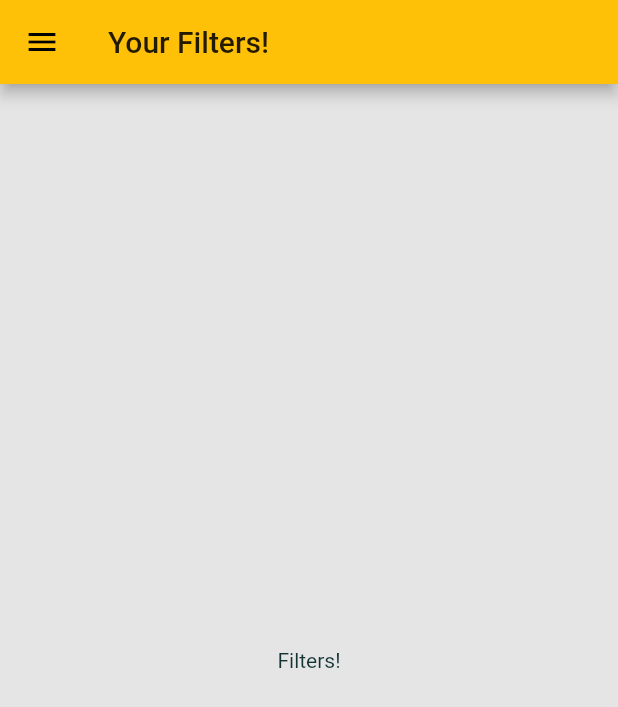
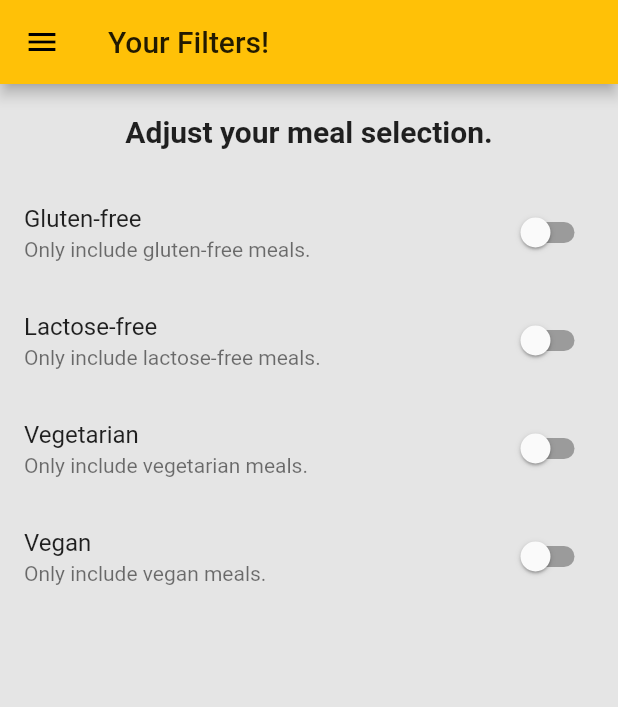
Before and after one commit to JaavierR/meals-app, a Flutter app: the FiltersScreen screen opened by its route, on a phone screen of 412 x 824 dp. Shown: the top 707 px of the screen. Run offline on Flutter 3.47's test engine with Material 2 defaults, Android fonts, the phone set to English and light mode, and no system bars; Roboto replaces fonts that are missing (Raleway, RobotoCondensed).

Commit message:
[177] Added filter switches

```diff
--- a/lib/screens/filters_screen.dart
+++ b/lib/screens/filters_screen.dart
@@ -2,8 +2,33 @@ import 'package:flutter/material.dart';
 
 import '../widgets/main_drawer.dart';
 
-class FiltersScreen extends StatelessWidget {
+class FiltersScreen extends StatefulWidget {
   static const routeName = '/filters';
+
+  @override
+  _FiltersScreenState createState() => _FiltersScreenState();
+}
+
+class _FiltersScreenState extends State<FiltersScreen> {
+  var _glutenFree = false;
+  var _vegetarian = false;
+  var _vegan = false;
+  var _lactoseFree = false;
+
+  Widget _buildSwitchListTile(
+    String title,
+    String description,
+    bool currentValue,
+    Function updateValue,
+  ) {
+    return SwitchListTile(
+      title: Text(title),
+      value: currentValue,
+      subtitle: Text(description),
+      onChanged: updateValue,
+    );
+  }
+
   @override
   Widget build(BuildContext context) {
     return Scaffold(
@@ -11,8 +36,69 @@ class FiltersScreen extends StatelessWidget {
         title: Text('Your Filters!'),
       ),
       drawer: MainDrawer(),
-      body: Center(
-        child: Text('Filters!'),
+      body: Column(
+        children: <Widget>[
+          Container(
+            padding: const EdgeInsets.all(20),
+            child: Text(
+              'Adjust your meal selection.',
+              style: Theme.of(context).textTheme.headline6,
+            ),
+          ),
+          Expanded(
+              child: ListView(
+            children: <Widget>[
+              _buildSwitchListTile(
+                'Gluten-free',
+                'Only include gluten-free meals.',
+                _glutenFree,
+                (value) {
+                  setState(
+                    () {
+                      _glutenFree = value;
+                    },
+                  );
+                },
+              ),
+              _buildSwitchListTile(
+                'Lactose-free',
+                'Only include lactose-free meals.',
+                _lactoseFree,
+                (value) {
+                  setState(
+                    () {
+                      _lactoseFree = value;
+                    },
+                  );
+                },
+              ),
+              _buildSwitchListTile(
+                'Vegetarian',
+                'Only include vegetarian meals.',
+                _vegetarian,
+                (value) {
+                  setState(
+                    () {
+                      _vegetarian = value;
+                    },
+                  );
+                },
+              ),
+              _buildSwitchListTile(
+                'Vegan',
+                'Only include vegan meals.',
+                _vegan,
+                (value) {
+                  setState(
+                    () {
+                      _vegan = value;
+                    },
+                  );
+                },
+              ),
+            ],
+          )),
+        ],
       ),
     );
   }
--- a/lib/widgets/meal_item.dart
+++ b/lib/widgets/meal_item.dart
@@ -57,6 +57,9 @@ class MealItem extends StatelessWidget {
       arguments: id,
     )
         .then((result) {
+      // The function runs not when I'm done pushing but when I'm
+      // done with that page I pushed to, so when that page you pushed to
+      // is removed.
       if (result != null) {
         removeItem(result);
       }
```
